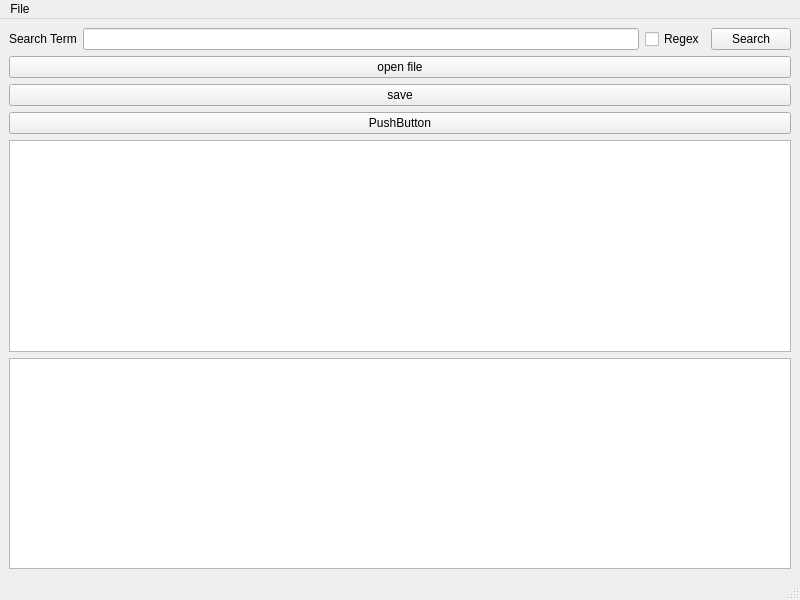
The window that referred-coursework-c1r-twennekers-main/tasks/TaskB/mainwindow.ui (FeintWitch/COMP1000-Referred-) describes before a commit, drawn with Qt 5.
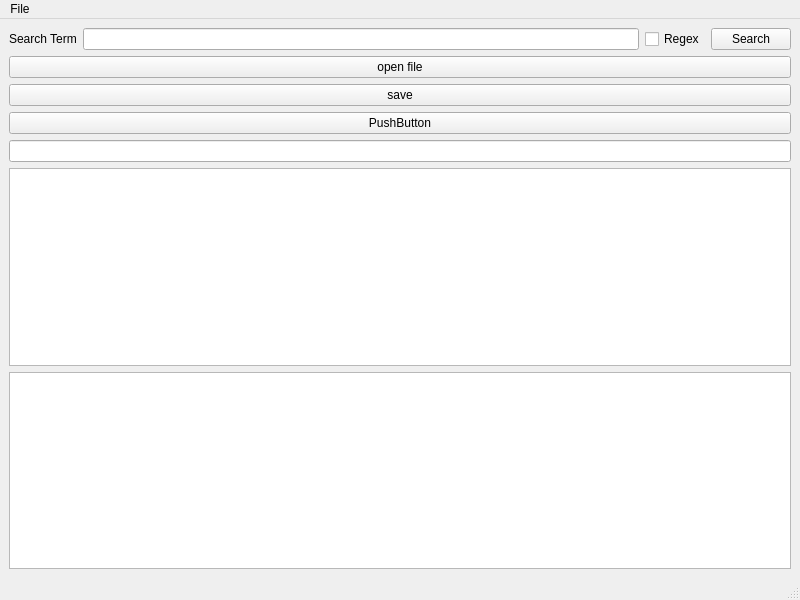
The same window after the commit.

```diff
--- a/referred-coursework-c1r-twennekers-main/tasks/TaskB/mainwindow.ui
+++ b/referred-coursework-c1r-twennekers-main/tasks/TaskB/mainwindow.ui
@@ -64,6 +64,9 @@
       </property>
      </widget>
     </item>
+    <item>
+     <widget class="QLineEdit" name="searchLineEdit"/>
+    </item>
     <item>
      <widget class="QTextBrowser" name="resultsTextEdit"/>
     </item>
```
